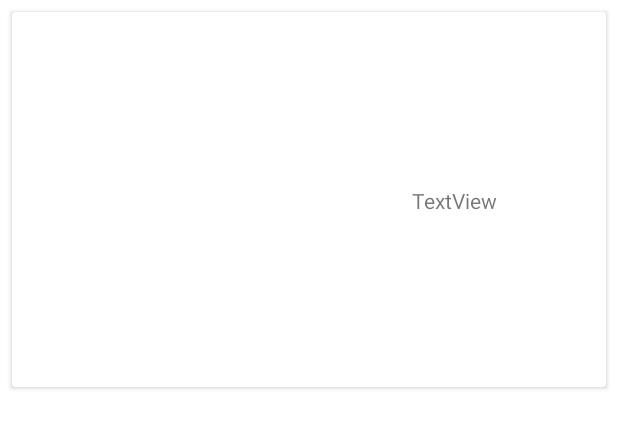
After one commit to wizelineacademy/android-bootcamp-capstone-project-2021, an Android app: the layout item_currency.xml on its own in the app's theme, with its tools: preview values and no code run, on a phone screen of 412 x 824 dp. The commit adds this screen. Shown: the top 428 px of the screen. Run offline under Robolectric (Android 15) with nearby library versions, the phone set to English and light mode, and no system bars.

Commit message:
added main screen

```diff
--- /dev/null
+++ b/app/src/main/res/drawable/background.xml
@@ -0,0 +1,7 @@
+<shape  xmlns:android="http://schemas.android.com/apk/res/android" android:shape="rectangle">
+    <solid android:color="#00ffffff"/>
+    <corners android:bottomRightRadius="8dp"
+        android:bottomLeftRadius="8dp"
+        android:topRightRadius="8dp"
+        android:topLeftRadius="8dp"/>
+</shape>
--- /dev/null
+++ b/app/src/main/res/layout/fragment_currency.xml
@@ -0,0 +1,8 @@
+<?xml version="1.0" encoding="utf-8"?>
+<androidx.recyclerview.widget.RecyclerView
+    xmlns:android="http://schemas.android.com/apk/res/android"
+    android:id="@+id/currency_list"
+    android:layout_width="match_parent"
+    android:layout_height="match_parent">
+
+</androidx.recyclerview.widget.RecyclerView>
--- /dev/null
+++ b/app/src/main/res/layout/item_currency.xml
@@ -0,0 +1,44 @@
+<?xml version="1.0" encoding="utf-8"?>
+<androidx.cardview.widget.CardView xmlns:android="http://schemas.android.com/apk/res/android"
+    xmlns:app="http://schemas.android.com/apk/res-auto"
+    android:layout_width="match_parent"
+    android:layout_height="250dp"
+    android:layout_margin="8dp"
+    android:background="@drawable/background"
+    android:orientation="vertical">
+
+    <androidx.constraintlayout.widget.ConstraintLayout
+        android:id="@+id/containerInfoCurrency"
+        android:layout_width="match_parent"
+        android:layout_height="match_parent"
+        android:background="@drawable/background">
+
+        <TextView
+            android:id="@+id/nameCurrency"
+            android:layout_width="wrap_content"
+            android:layout_height="wrap_content"
+            android:text="@string/textview"
+            app:layout_constraintBottom_toBottomOf="parent"
+            app:layout_constraintEnd_toEndOf="parent"
+            app:layout_constraintHorizontal_bias="0.589"
+            app:layout_constraintStart_toEndOf="@+id/imageCurrency"
+            app:layout_constraintTop_toTopOf="parent"
+            app:layout_constraintVertical_bias="0.503">
+
+        </TextView>
+
+        <ImageView
+            android:id="@+id/imageCurrency"
+            android:layout_width="136dp"
+            android:layout_height="104dp"
+            android:contentDescription="@string/textview"
+            app:layout_constraintBottom_toBottomOf="parent"
+            app:layout_constraintEnd_toEndOf="parent"
+            app:layout_constraintHorizontal_bias="0.105"
+            app:layout_constraintStart_toStartOf="parent"
+            app:layout_constraintTop_toTopOf="parent">
+
+        </ImageView>
+    </androidx.constraintlayout.widget.ConstraintLayout>
+
+</androidx.cardview.widget.CardView>
--- a/app/src/main/res/values/strings.xml
+++ b/app/src/main/res/values/strings.xml
@@ -1,3 +1,4 @@
 <resources>
     <string name="app_name">bootCampProject</string>
+    <string name="textview">TextView</string>
 </resources>
```
